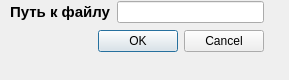
Old version of the form selectpath.ui in the repository VampireVol/NetworkDiagramEditor.
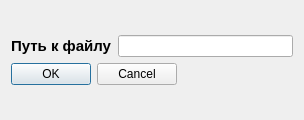
New version of the form.

```diff
--- a/selectpath.ui
+++ b/selectpath.ui
@@ -6,26 +6,25 @@
    <rect>
     <x>0</x>
     <y>0</y>
-    <width>289</width>
-    <height>80</height>
+    <width>304</width>
+    <height>120</height>
    </rect>
   </property>
+  <property name="sizePolicy">
+   <sizepolicy hsizetype="Preferred" vsizetype="Preferred">
+    <horstretch>0</horstretch>
+    <verstretch>0</verstretch>
+   </sizepolicy>
+  </property>
   <property name="windowTitle">
    <string>Dialog</string>
   </property>
-  <widget class="QWidget" name="">
-   <property name="geometry">
-    <rect>
-     <x>10</x>
-     <y>0</y>
-     <width>254</width>
-     <height>53</height>
-    </rect>
-   </property>
+  <layout class="QGridLayout" name="gridLayout">
+   <item row="0" column="0">
    <layout class="QVBoxLayout" name="verticalLayout">
     <item>
      <layout class="QHBoxLayout" name="horizontalLayout">
-      <item>
+       <item alignment="Qt::AlignHCenter|Qt::AlignVCenter">
        <widget class="QLabel" name="label">
         <property name="text">
          <string>&lt;html&gt;&lt;head/&gt;&lt;body&gt;&lt;p&gt;&lt;span style=&quot; font-size:11pt; font-weight:600;&quot;&gt;Путь к файлу&lt;/span&gt;&lt;/p&gt;&lt;/body&gt;&lt;/html&gt;</string>
@@ -37,7 +36,7 @@
       </item>
      </layout>
     </item>
-    <item>
+     <item alignment="Qt::AlignLeft">
      <widget class="QDialogButtonBox" name="buttonBox">
       <property name="standardButtons">
        <set>QDialogButtonBox::Cancel|QDialogButtonBox::Ok</set>
@@ -45,7 +44,8 @@
      </widget>
     </item>
    </layout>
-  </widget>
+   </item>
+  </layout>
  </widget>
  <resources/>
  <connections/>
```
Left out of the diff: 2 changed lines with no effect on the pictures. Lines whose indentation alone changed are shown as unchanged.
